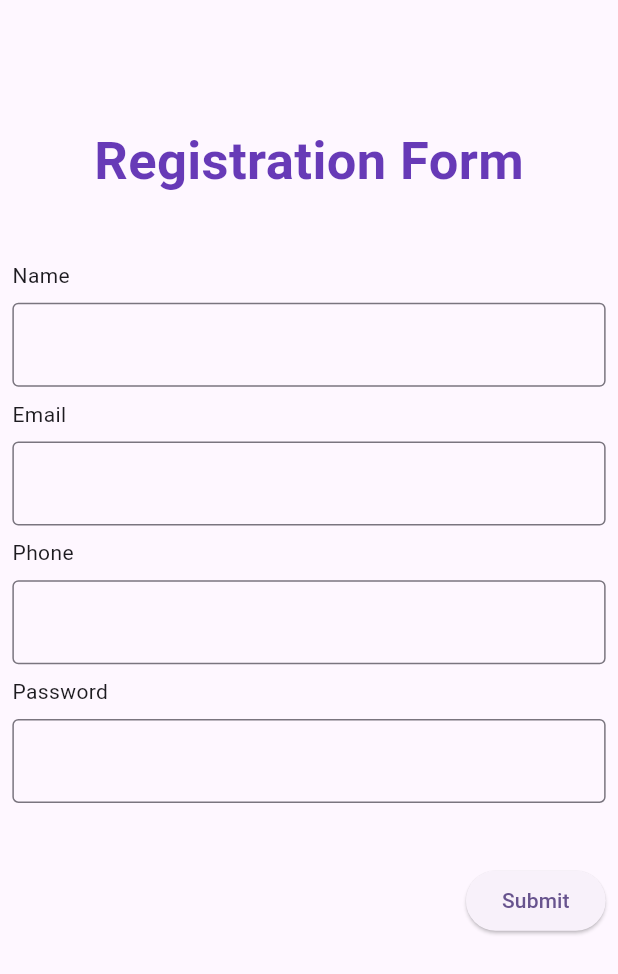
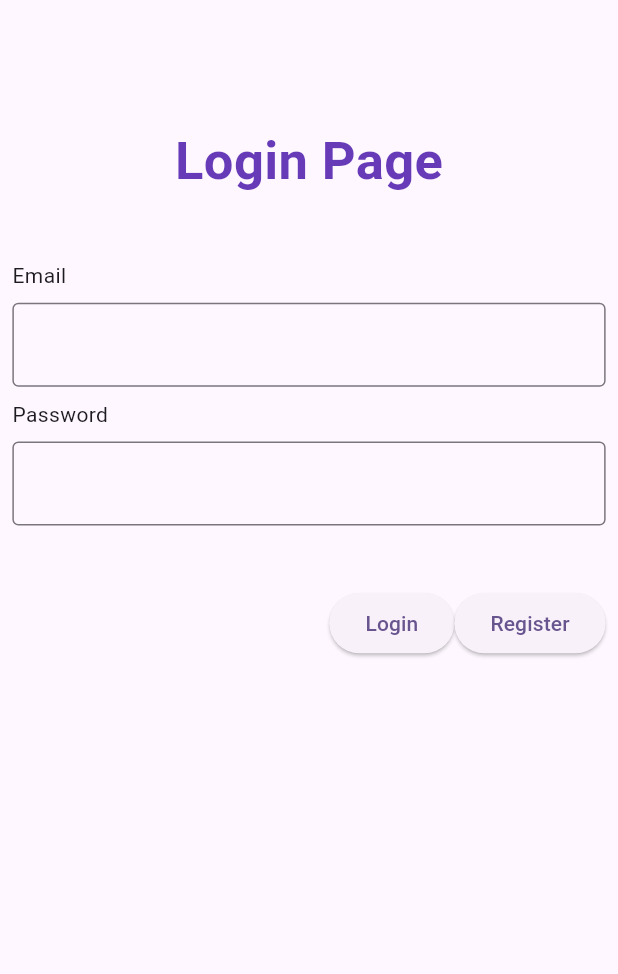
Before and after one commit to bobflay/canafirca, a Flutter app: the screen it shows after launch, on a phone screen of 412 x 824 dp. Shown: the top 974 px of the screen. Run offline on Flutter 3.47's test engine with Material 3 defaults, Android fonts, the light colour scheme and no system bars; our stand-ins replace get.

Commit message:
adding mvc

```diff
--- /dev/null
+++ b/lib/Bindings/LoginBinding.dart
@@ -0,0 +1,11 @@
+import 'package:canafrica2024/Controllers/LoginController.dart';
+import 'package:get/get.dart';
+
+class LoginBinding extends Bindings{
+  @override
+  void dependencies() {
+    // TODO: implement dependencies
+    Get.lazyPut(() => LoginController());
+  }
+
+}
--- /dev/null
+++ b/lib/Controllers/LoginController.dart
@@ -0,0 +1,8 @@
+import 'package:flutter/cupertino.dart';
+import 'package:get/get.dart';
+
+class LoginController extends GetxController {
+  TextEditingController email = TextEditingController();
+  TextEditingController password = TextEditingController();
+
+}
--- /dev/null
+++ b/lib/Routes/AppPage.dart
@@ -0,0 +1,13 @@
+import 'package:canafrica2024/Bindings/LoginBinding.dart';
+import 'package:canafrica2024/Routes/AppRoute.dart';
+import 'package:canafrica2024/Views/Login.dart';
+import 'package:canafrica2024/Views/Registration.dart';
+import 'package:get/get.dart';
+
+class AppPage {
+  static final List<GetPage> pages = [
+    GetPage(name: AppRoute.register, page: ()=> Registration()),
+    GetPage(name: AppRoute.login, page: ()=> Login(),binding: LoginBinding())
+
+  ];
+}
--- /dev/null
+++ b/lib/Routes/AppRoute.dart
@@ -0,0 +1,5 @@
+class AppRoute {
+  static const String register = "/Register";
+  static const String login = "/Login";
+
+}
--- /dev/null
+++ b/lib/Views/Login.dart
@@ -0,0 +1,80 @@
+import 'package:canafrica2024/Controllers/LoginController.dart';
+import 'package:canafrica2024/Routes/AppRoute.dart';
+import 'package:flutter/material.dart';
+import 'package:get/get.dart';
+import 'package:get/route_manager.dart';
+
+
+class Login extends GetView<LoginController> {
+  @override
+  Widget build(BuildContext context) {
+    // This method is rerun every time setState is called, for instance as done
+    // by the _incrementCounter method above.
+    //
+    // The Flutter framework has been optimized to make rerunning build methods
+    // fast, so that you can just rebuild anything that needs updating rather
+    // than having to individually change instances of widgets.
+    return Scaffold(
+        body: Padding(
+          padding: EdgeInsets.only(
+              top: MediaQuery.of(context).size.height * 0.1,
+              left: MediaQuery.of(context).size.width * 0.02,
+              right: MediaQuery.of(context).size.width * 0.02),
+          child: Expanded(
+            child: SingleChildScrollView(
+              child: Column(
+                crossAxisAlignment: CrossAxisAlignment.start,
+                children: [
+                  Row(
+                    mainAxisAlignment: MainAxisAlignment.center,
+                    children: [
+                      Text(
+                        "Login Page",
+                        style: TextStyle(
+                            fontSize: 35,
+                            color: Colors.deepPurple,
+                            fontWeight: FontWeight.bold
+                        ),
+
+                      ),
+                    ],
+                  ),
+                  SizedBox(height: MediaQuery.of(context).size.height * 0.05),
+                  Text("Email"),
+                  SizedBox(height: MediaQuery.of(context).size.height * 0.01),
+                  TextField(
+                    decoration: InputDecoration(border: OutlineInputBorder()),
+                    keyboardType: TextInputType.emailAddress,
+                    controller: controller.email,
+                  ),
+                  SizedBox(height: MediaQuery.of(context).size.height * 0.01),
+                  Text("Password"),
+                  SizedBox(height: MediaQuery.of(context).size.height * 0.01),
+                  TextField(
+                    decoration: InputDecoration(border: OutlineInputBorder()),
+                    obscureText: true,
+                    controller: controller.password,
+                  ),
+                  SizedBox(height: MediaQuery.of(context).size.height * 0.05),
+                  Row(
+                    mainAxisAlignment: MainAxisAlignment.end,
+                    children: [
+                      ElevatedButton(onPressed: () {
+                        print("clicked!!!!");
+                        print(controller.email.value.text);
+                        print(controller.password.value.text);
+                      }, child: Text("Login")),
+                      ElevatedButton(onPressed: () {
+                        Get.toNamed(AppRoute.register);
+                      }, child: Text("Register"))
+
+                    ],
+                  )
+                ],
+              ),
+            ),
+          ),
+        ) // This trailing comma makes auto-formatting nicer for build methods.
+    );
+  }
+}
--- a/lib/main.dart
+++ b/lib/main.dart
@@ -1,4 +1,8 @@
+import 'package:canafrica2024/Routes/AppPage.dart';
+import 'package:canafrica2024/Routes/AppRoute.dart';
+import 'package:canafrica2024/Views/Registration.dart';
 import 'package:flutter/material.dart';
+import 'package:get/get.dart';
 
 void main() {
   runApp(const MyApp());
@@ -10,97 +14,15 @@
   // This widget is the root of your application.
   @override
   Widget build(BuildContext context) {
-    return MaterialApp(
+    return GetMaterialApp(
       title: 'Flutter Demo',
       theme: ThemeData(
         colorScheme: ColorScheme.fromSeed(seedColor: Colors.deepPurple),
         useMaterial3: true,
       ),
-      home: const MyHomePage(),
+      initialRoute: AppRoute.login,
+      getPages: AppPage.pages,
+      home: const Registration(),
     );
   }
 }
-
-class MyHomePage extends StatefulWidget {
-  const MyHomePage({super.key});
-
-  @override
-  State<MyHomePage> createState() => _MyHomePageState();
-}
-
-class _MyHomePageState extends State<MyHomePage> {
-  @override
-  Widget build(BuildContext context) {
-    // This method is rerun every time setState is called, for instance as done
-    // by the _incrementCounter method above.
-    //
-    // The Flutter framework has been optimized to make rerunning build methods
-    // fast, so that you can just rebuild anything that needs updating rather
-    // than having to individually change instances of widgets.
-    return Scaffold(
-        body: Padding(
-      padding: EdgeInsets.only(
-          top: MediaQuery.of(context).size.height * 0.1,
-          left: MediaQuery.of(context).size.width * 0.02,
-          right: MediaQuery.of(context).size.width * 0.02),
-      child: Expanded(
-        child: SingleChildScrollView(
-          child: Column(
-            crossAxisAlignment: CrossAxisAlignment.start,
-            children: [
-              Row(
-                mainAxisAlignment: MainAxisAlignment.center,
-                children: [
-                  Text(
-                      "Registration Form",
-                    style: TextStyle(
-                      fontSize: 35,
-                      color: Colors.deepPurple,
-                      fontWeight: FontWeight.bold
-                    ),
-
-                  ),
-                ],
-              ),
-              SizedBox(height: MediaQuery.of(context).size.height * 0.05),
-              Text("Name"),
-              SizedBox(height: MediaQuery.of(context).size.height * 0.01),
-              TextField(
-                decoration: InputDecoration(border: OutlineInputBorder()),
-              ),
-              SizedBox(height: MediaQuery.of(context).size.height * 0.01),
-              Text("Email"),
-              SizedBox(height: MediaQuery.of(context).size.height * 0.01),
-              TextField(
-                decoration: InputDecoration(border: OutlineInputBorder()),
-                keyboardType: TextInputType.emailAddress,
-              ),
-              SizedBox(height: MediaQuery.of(context).size.height * 0.01),
-              Text("Phone"),
-              SizedBox(height: MediaQuery.of(context).size.height * 0.01),
-              TextField(
-                decoration: InputDecoration(border: OutlineInputBorder()),
-                keyboardType: TextInputType.phone,
-              ),
-              SizedBox(height: MediaQuery.of(context).size.height * 0.01),
-              Text("Password"),
-              SizedBox(height: MediaQuery.of(context).size.height * 0.01),
-              TextField(
-                decoration: InputDecoration(border: OutlineInputBorder()),
-                obscureText: true,
-              ),
-              SizedBox(height: MediaQuery.of(context).size.height * 0.05),
-              Row(
-                mainAxisAlignment: MainAxisAlignment.end,
-                children: [
-                  ElevatedButton(onPressed: () {}, child: Text("Submit"))
-                ],
-              )
-            ],
-          ),
-        ),
-      ),
-    ) // This trailing comma makes auto-formatting nicer for build methods.
-        );
-  }
-}
--- a/pubspec.yaml
+++ b/pubspec.yaml
@@ -30,6 +30,7 @@
 dependencies:
   flutter:
     sdk: flutter
+  get: ^4.6.6
 
 
   # The following adds the Cupertino Icons font to your application.
```
Also changed, not shown: lib/Models/User.dart (added, +15 -0 lines), lib/Views/Registration.dart (added, +93 -0 lines), pubspec.lock.
